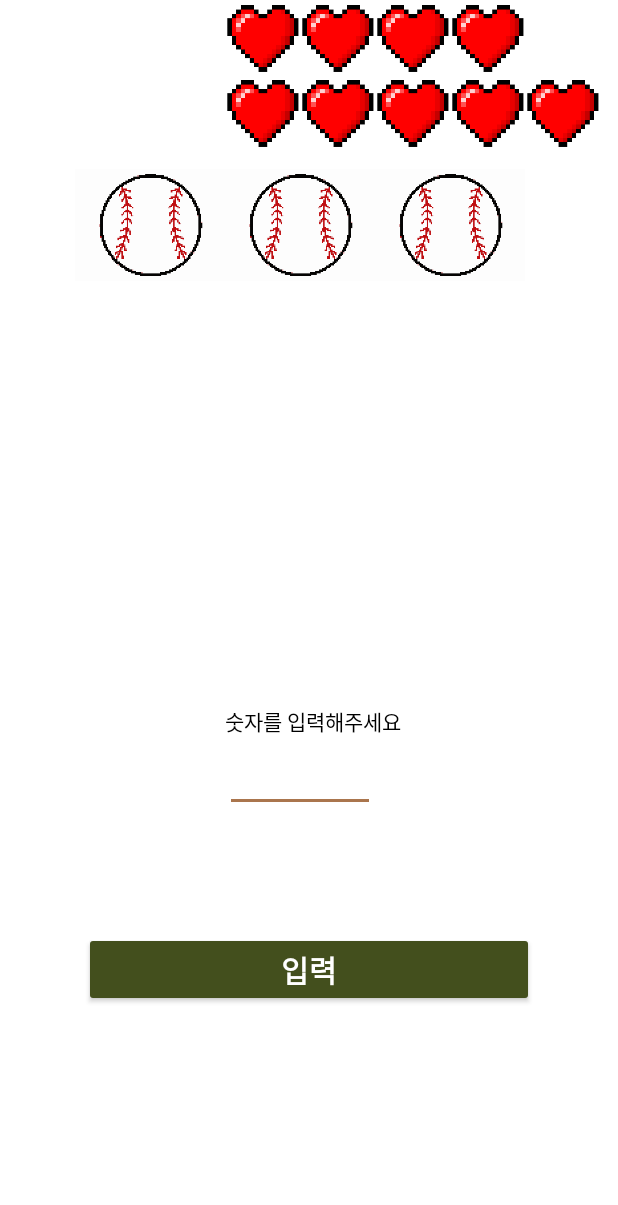
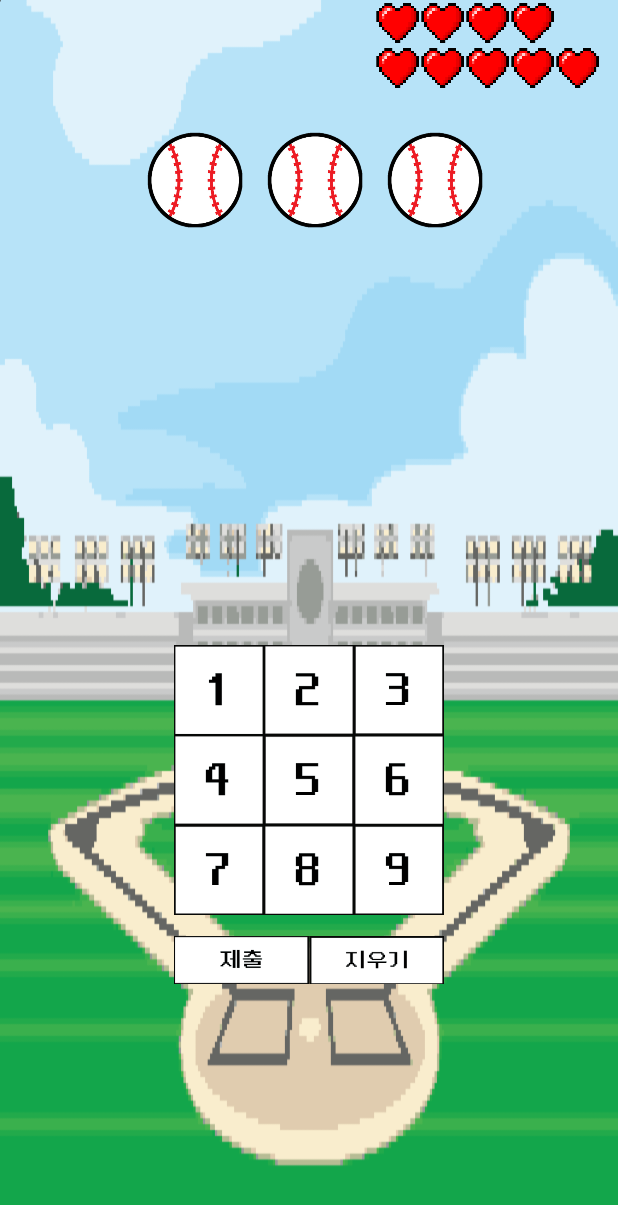
Before and after one commit to OHJUYEONG/-Bulls-and-Cows, an Android app: the GameActivity screen opened directly, with no data from a screen before it, on a phone screen of 412 x 824 dp. Shown: the top 1205 px of the screen. Run offline under Robolectric (Android 15) with nearby library versions, the phone set to English and light mode, and no system bars.

Commit message:
front-end design

```diff
--- a/app/src/main/java/com/example/bulls_and_cows/GameActivity.java
+++ b/app/src/main/java/com/example/bulls_and_cows/GameActivity.java
@@ -7,6 +7,7 @@ import android.os.Bundle;
 
 public class GameActivity extends AppCompatActivity {
 //게임 화면 관련 class 파일입니다.
+MediaPlayer mediaPlayer;
 
     @Override
     protected void onCreate(Bundle savedInstanceState) {
@@ -14,5 +15,8 @@ public class GameActivity extends AppCompatActivity {
         setContentView(R.layout.activity_game);
         //배경음악
 
+        mediaPlayer = MediaPlayer.create(this, R.raw.bgm_play);
+        mediaPlayer.start();
+
     }
 }
--- a/app/src/main/java/com/example/bulls_and_cows/MainActivity.java
+++ b/app/src/main/java/com/example/bulls_and_cows/MainActivity.java
@@ -35,6 +35,7 @@ MediaPlayer mediaPlayer;
         start.setOnClickListener(new View.OnClickListener() {
             @Override
             public void onClick(View view) {
+                mediaPlayer.stop();
                 //[사운드]버튼 클릭
                 //MySoundPlayer.play(MySoundPlayer.BUTTON_SOUND);
                 //GameActivity 불러옵니다.
@@ -53,9 +54,7 @@ MediaPlayer mediaPlayer;
                 //[사운드]버튼 클릭
                 //MySoundPlayer.play(MySoundPlayer.BUTTON_SOUND);
                 makeDialog("게임 설명",
-                        "정말이에요. 생각보다 어려울 걸요?\n" +
-                                "정해진 시간안에 퍼즐을 풀어보세요.\n\n" +
-                                "시간을 초과하면... 어떻게 될까요?\n");
+                        "숨겨진 숫자를 알아내보세요!\n");
                 //[텍스트수정]해당 다이어로그 타이틀, 텍스트 수정필요
             }
         });
--- a/app/src/main/res/layout/activity_game.xml
+++ b/app/src/main/res/layout/activity_game.xml
@@ -3,11 +3,12 @@
 
 <!-- 메인 배경 이미지 -->
 <LinearLayout
+    android:background="@drawable/main_image2"
     xmlns:android="http://schemas.android.com/apk/res/android"
     android:layout_height="match_parent"
     android:layout_width="match_parent"
 
-    android:background="@color/white"
+
     android:orientation="vertical">
 
     <!--남은 목숨 이미지 -->
@@ -19,26 +20,26 @@
     <LinearLayout
         android:layout_width="match_parent"
         android:layout_height="wrap_content"
-        android:layout_marginLeft="150dp">
+        android:layout_marginLeft="250dp">
 
 
 
         <ImageView
-            android:layout_width="50dp"
-            android:layout_height="50dp"
+            android:layout_width="30dp"
+            android:layout_height="30dp"
             android:src="@drawable/heart" />
 
         <ImageView
-            android:layout_width="50dp"
-            android:layout_height="50dp"
+            android:layout_width="30dp"
+            android:layout_height="30dp"
             android:src="@drawable/heart" />
         <ImageView
-            android:layout_width="50dp"
-            android:layout_height="50dp"
+            android:layout_width="30dp"
+            android:layout_height="30dp"
             android:src="@drawable/heart" />
         <ImageView
-            android:layout_width="50dp"
-            android:layout_height="50dp"
+            android:layout_width="30dp"
+            android:layout_height="30dp"
             android:src="@drawable/heart" />
 
     </LinearLayout>
@@ -46,29 +47,29 @@
     <LinearLayout
         android:layout_width="match_parent"
         android:layout_height="wrap_content"
-        android:layout_marginLeft="150dp">
+        android:layout_marginLeft="250dp">
 
         <ImageView
-            android:layout_width="50dp"
-            android:layout_height="50dp"
+            android:layout_width="30dp"
+            android:layout_height="30dp"
             android:src="@drawable/heart" />
 
         <ImageView
-            android:layout_width="50dp"
-            android:layout_height="50dp"
+            android:layout_width="30dp"
+            android:layout_height="30dp"
             android:src="@drawable/heart" />
 
         <ImageView
-            android:layout_width="50dp"
-            android:layout_height="50dp"
+            android:layout_width="30dp"
+            android:layout_height="30dp"
             android:src="@drawable/heart" />
         <ImageView
-            android:layout_width="50dp"
-            android:layout_height="50dp"
+            android:layout_width="30dp"
+            android:layout_height="30dp"
             android:src="@drawable/heart" />
         <ImageView
-            android:layout_width="50dp"
-            android:layout_height="50dp"
+            android:layout_width="30dp"
+            android:layout_height="30dp"
             android:src="@drawable/heart" />
 
     </LinearLayout>
@@ -78,25 +79,27 @@
     <LinearLayout
         android:layout_width="wrap_content"
         android:layout_height="wrap_content"
-        android:layout_marginLeft="50dp"
+        android:layout_marginLeft="90dp"
+        android:layout_marginTop="20dp"
+
         >
     <ImageView
-        android:layout_width="100dp"
-        android:layout_height="100dp"
+        android:layout_width="80dp"
+        android:layout_height="80dp"
         android:layout_gravity="center"
-        android:src="@drawable/baseball"
+        android:src="@drawable/baseball2"
         />
         <ImageView
-            android:layout_width="100dp"
-            android:layout_height="100dp"
+            android:layout_width="80dp"
+            android:layout_height="80dp"
             android:layout_gravity="center"
-            android:src="@drawable/baseball"
+            android:src="@drawable/baseball2"
             />
         <ImageView
-            android:layout_width="100dp"
-            android:layout_height="100dp"
+            android:layout_width="80dp"
+            android:layout_height="80dp"
             android:layout_gravity="center"
-            android:src="@drawable/baseball"
+            android:src="@drawable/baseball2"
             />
 
     </LinearLayout>
@@ -178,53 +181,115 @@
 
     <!-- 최종 결과 표시 -->
 
+
+
+    <!-- User Text Input -->
+    <LinearLayout
+        android:layout_width="wrap_content"
+        android:layout_height="wrap_content"
+        android:layout_gravity="center"
+
+        android:orientation="horizontal">
     <LinearLayout
         android:layout_width="wrap_content"
         android:layout_height="wrap_content"
         >
-        <TextView
-            android:id="@+id/result"
-            android:layout_width="150dp"
-            android:layout_marginLeft="150dp"
-            android:layout_height="wrap_content"
-            android:textColor="@color/black"
-            android:text="숫자를 입력해주세요"
+        <ImageView
+            android:layout_width="60dp"
+            android:layout_height="60dp"
             android:layout_gravity="center"
+            android:src="@drawable/number_1"
+            />
+        <ImageView
+            android:layout_width="60dp"
+            android:layout_height="60dp"
+            android:layout_gravity="center"
+            android:src="@drawable/number_2"
+            />
+        <ImageView
+            android:layout_width="60dp"
+            android:layout_height="60dp"
+            android:layout_gravity="center"
+            android:src="@drawable/number_3"
             />
 
 
     </LinearLayout>
 
-    <!-- User Text Input -->
+    </LinearLayout>
+
     <LinearLayout
         android:layout_width="wrap_content"
         android:layout_height="wrap_content"
+        android:layout_gravity="center"
+
         >
-        <EditText
-            android:id="@+id/user_input"
-            android:layout_width="100dp"
-            android:backgroundTint="@color/Popup_Background"
-            android:layout_height="50dp"
-            android:layout_marginLeft="150dp"
-
+        <ImageView
+            android:layout_width="60dp"
+            android:layout_height="60dp"
+            android:layout_gravity="center"
+            android:src="@drawable/number_4"
+            />
+        <ImageView
+            android:layout_width="60dp"
+            android:layout_height="60dp"
+            android:layout_gravity="center"
+            android:src="@drawable/number_5"
+            />
+        <ImageView
+            android:layout_width="60dp"
+            android:layout_height="60dp"
+            android:layout_gravity="center"
+            android:src="@drawable/number_6"
             />
 
+    </LinearLayout>
+    <LinearLayout
+        android:layout_width="wrap_content"
+        android:layout_height="wrap_content"
+        android:layout_gravity="center"
+
+        >
+        <ImageView
+            android:layout_width="60dp"
+            android:layout_height="60dp"
+            android:layout_gravity="center"
+            android:src="@drawable/number_7"
+            />
+        <ImageView
+            android:layout_width="60dp"
+            android:layout_height="60dp"
+            android:layout_gravity="center"
+            android:src="@drawable/number_8"
+            />
+        <ImageView
+            android:layout_width="60dp"
+            android:layout_height="60dp"
+            android:layout_gravity="center"
+            android:src="@drawable/number_9"
+            />
 
     </LinearLayout>
-
-    <!-- 임의 버튼, 이미지 삽입 원할경우 imageview로 변경 필요, 색 변경 필요시 backgroundTint 변경  -->
-    <Button
-        android:id="@+id/enter_input"
-        android:layout_width="300dp"
+    <LinearLayout
+        android:layout_width="wrap_content"
         android:layout_height="wrap_content"
         android:layout_gravity="center"
-        android:layout_marginTop="80dp"
-        android:paddingVertical="10dp"
-        android:backgroundTint="@color/Button_Color"
-        android:text="입력"
-        android:fontFamily="@font/neodgm_code"
 
-        android:textSize="20sp"
-        android:textStyle="bold"/>
+        >
+        <ImageView
+            android:layout_width="90dp"
+            android:layout_height="60dp"
+            android:layout_gravity="center"
+            android:src="@drawable/submit"
+            />
+        <ImageView
+            android:layout_width="90dp"
+            android:layout_height="60dp"
+            android:layout_gravity="center"
+            android:src="@drawable/delete"
+            />
+
+    </LinearLayout>
+    <!-- 임의 버튼, 이미지 삽입 원할경우 imageview로 변경 필요, 색 변경 필요시 backgroundTint 변경  -->
 
 </LinearLayout>
--- a/app/src/main/res/layout/activity_main.xml
+++ b/app/src/main/res/layout/activity_main.xml
@@ -11,8 +11,14 @@
         android:orientation="vertical">
 
     <!-- 로고 이미지 -->
+    <ImageView
+
+        android:layout_width="300dp"
+        android:layout_height="80dp"
+        android:layout_gravity="center"
+        android:src="@drawable/title"
+        />
 <ImageView
-android:layout_marginTop="50dp"
 android:layout_width="240dp"
 android:layout_height="240dp"
 android:layout_gravity="center"
```
Also changed, not shown: app/src/main/res/drawable-v24/baseball2.png (deleted), app/src/main/res/drawable/baseball2.png (added), app/src/main/res/drawable/delete.png (added), app/src/main/res/drawable/number_1.png (added), app/src/main/res/drawable/number_2.png (added), app/src/main/res/drawable/number_3.png (added), app/src/main/res/drawable/number_4.png (added), app/src/main/res/drawable/number_5.png (added), app/src/main/res/drawable/number_6.png (added), app/src/main/res/drawable/number_7.png (added), app/src/main/res/drawable/number_8.png (added), app/src/main/res/drawable/number_9.png (added), app/src/main/res/drawable/submit.png (added), app/src/main/res/drawable/title.png (added), 1 other file.
